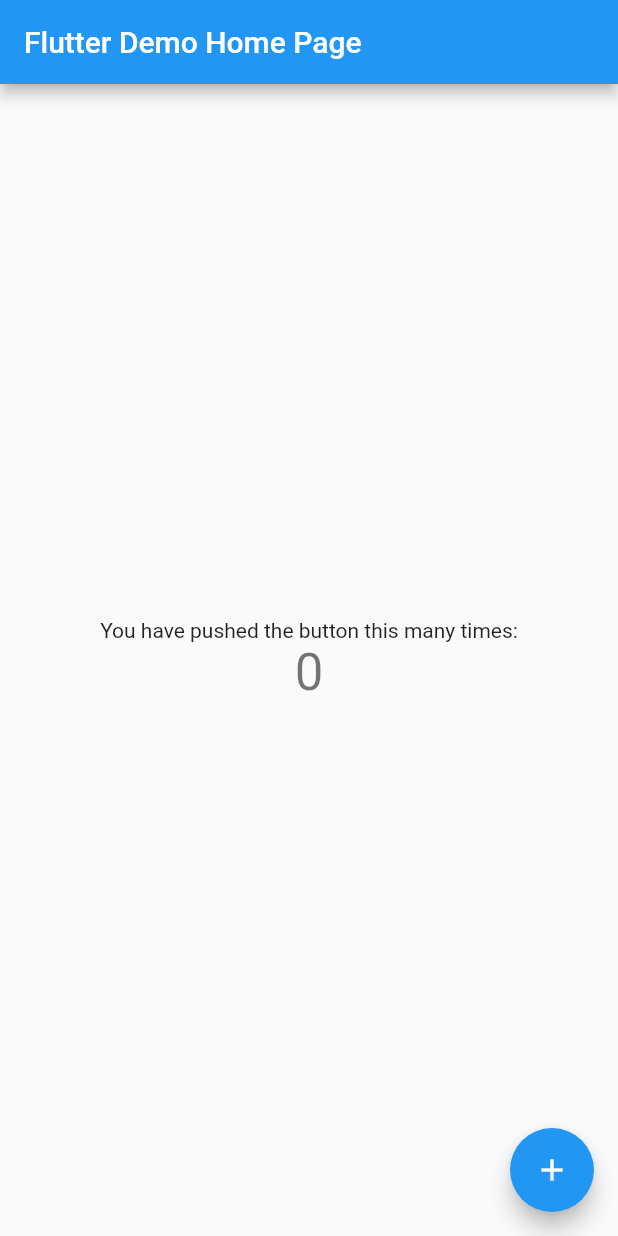
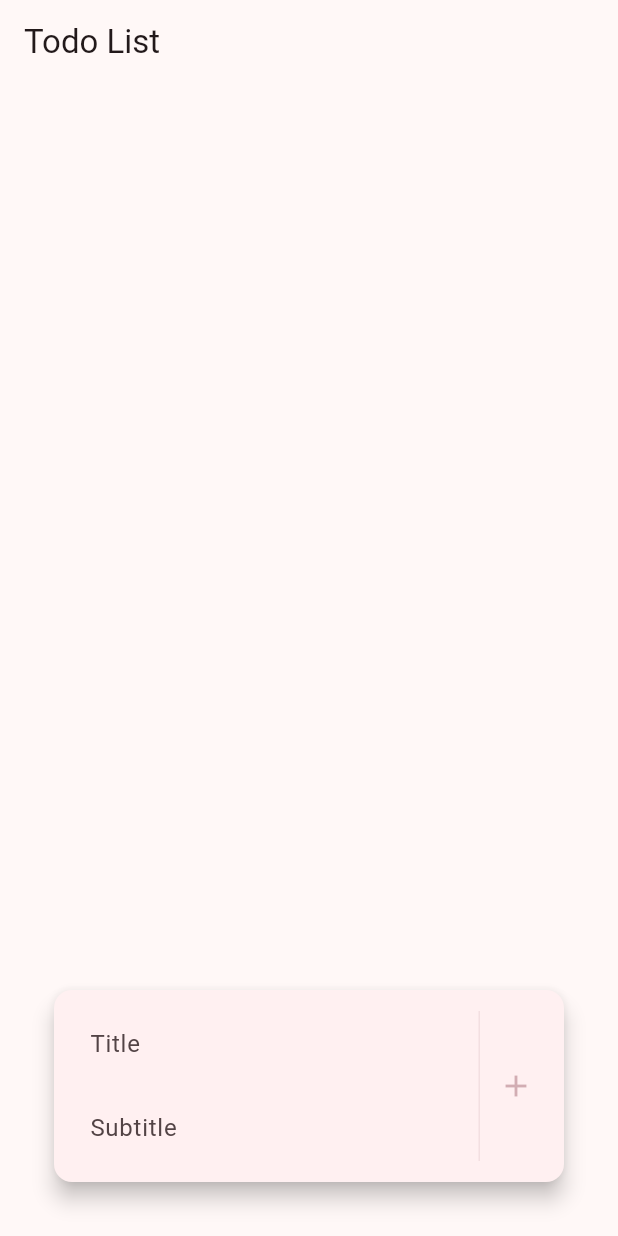
Before and after one commit to vgtle/flutter-todo-architecture, a Flutter app: the screen it shows after launch, on a phone screen of 412 x 824 dp. Run offline on Flutter 3.47's test engine with Material 2 defaults, Android fonts, the light colour scheme and no system bars; our stand-ins replace shared_preferences.

Commit message:
First version

```diff
--- a/lib/main.dart
+++ b/lib/main.dart
@@ -1,115 +1,313 @@
+import 'dart:convert';
+
 import 'package:flutter/material.dart';
+import 'package:shared_preferences/shared_preferences.dart';
+import 'package:uuid/uuid.dart';
 
 void main() {
   runApp(const MyApp());
 }
 
+/// {@template my_app}
+/// This is the main application widget.
+/// {@endtemplate}
 class MyApp extends StatelessWidget {
+  /// {@macro my_app}
   const MyApp({super.key});
 
-  // This widget is the root of your application.
   @override
   Widget build(BuildContext context) {
     return MaterialApp(
-      title: 'Flutter Demo',
+      title: 'Todo List',
       theme: ThemeData(
-        // This is the theme of your application.
-        //
-        // Try running your application with "flutter run". You'll see the
-        // application has a blue toolbar. Then, without quitting the app, try
-        // changing the primarySwatch below to Colors.green and then invoke
-        // "hot reload" (press "r" in the console where you ran "flutter run",
-        // or simply save your changes to "hot reload" in a Flutter IDE).
-        // Notice that the counter didn't reset back to zero; the application
-        // is not restarted.
-        primarySwatch: Colors.blue,
+        useMaterial3: true,
+        colorSchemeSeed: Colors.pink,
       ),
-      home: const MyHomePage(title: 'Flutter Demo Home Page'),
+      home: const TodoListPage(),
     );
   }
 }
 
-class MyHomePage extends StatefulWidget {
-  const MyHomePage({super.key, required this.title});
-
-  // This widget is the home page of your application. It is stateful, meaning
-  // that it has a State object (defined below) that contains fields that affect
-  // how it looks.
-
-  // This class is the configuration for the state. It holds the values (in this
-  // case the title) provided by the parent (in this case the App widget) and
-  // used by the build method of the State. Fields in a Widget subclass are
-  // always marked "final".
-
-  final String title;
+/// {@template todo_list_page}
+/// A page that shows a list of todos.
+/// {@endtemplate}
+class TodoListPage extends StatefulWidget {
+  /// {@macro todo_list_page}
+  const TodoListPage({super.key});
 
   @override
-  State<MyHomePage> createState() => _MyHomePageState();
+  State<TodoListPage> createState() => _TodoListPageState();
 }
 
-class _MyHomePageState extends State<MyHomePage> {
-  int _counter = 0;
+class _TodoListPageState extends State<TodoListPage> {
+  static const _todosKey = 'todos';
+  late final SharedPreferences prefs;
+  late final List<TodoItem> todos;
+  bool isInitializing = true;
+  final TextEditingController _controllerTitle = TextEditingController();
+  final TextEditingController _controllerSubtitle = TextEditingController();
 
-  void _incrementCounter() {
-    setState(() {
-      // This call to setState tells the Flutter framework that something has
-      // changed in this State, which causes it to rerun the build method below
-      // so that the display can reflect the updated values. If we changed
-      // _counter without calling setState(), then the build method would not be
-      // called again, and so nothing would appear to happen.
-      _counter++;
+  @override
+  void initState() {
+    super.initState();
+    SharedPreferences.getInstance().then((value) async {
+      prefs = value;
+      final savedTodos = value.getStringList(_todosKey);
+      await Future<void>.delayed(const Duration(seconds: 1));
+
+      setState(() {
+        todos = savedTodos
+                ?.map(
+                  (e) => TodoItem.fromJson(
+                    jsonDecode(e) as Map<String, dynamic>,
+                  ),
+                )
+                .toList() ??
+            [];
+        isInitializing = false;
+      });
+      _controllerSubtitle.addListener(() {
+        setState(() {});
+      });
+      _controllerTitle.addListener(() {
+        setState(() {});
+      });
     });
   }
 
   @override
+  void dispose() {
+    _controllerSubtitle.dispose();
+    _controllerTitle.dispose();
+    super.dispose();
+  }
+
+  @override
   Widget build(BuildContext context) {
-    // This method is rerun every time setState is called, for instance as done
-    // by the _incrementCounter method above.
-    //
-    // The Flutter framework has been optimized to make rerunning build methods
-    // fast, so that you can just rebuild anything that needs updating rather
-    // than having to individually change instances of widgets.
     return Scaffold(
       appBar: AppBar(
-        // Here we take the value from the MyHomePage object that was created by
-        // the App.build method, and use it to set our appbar title.
-        title: Text(widget.title),
+        title: const Text('Todo List'),
       ),
-      body: Center(
-        // Center is a layout widget. It takes a single child and positions it
-        // in the middle of the parent.
-        child: Column(
-          // Column is also a layout widget. It takes a list of children and
-          // arranges them vertically. By default, it sizes itself to fit its
-          // children horizontally, and tries to be as tall as its parent.
-          //
-          // Invoke "debug painting" (press "p" in the console, choose the
-          // "Toggle Debug Paint" action from the Flutter Inspector in Android
-          // Studio, or the "Toggle Debug Paint" command in Visual Studio Code)
-          // to see the wireframe for each widget.
-          //
-          // Column has various properties to control how it sizes itself and
-          // how it positions its children. Here we use mainAxisAlignment to
-          // center the children vertically; the main axis here is the vertical
-          // axis because Columns are vertical (the cross axis would be
-          // horizontal).
-          mainAxisAlignment: MainAxisAlignment.center,
-          children: <Widget>[
-            const Text(
-              'You have pushed the button this many times:',
-            ),
-            Text(
-              '$_counter',
-              style: Theme.of(context).textTheme.headlineMedium,
+      body: Builder(
+        builder: (context) {
+          if (isInitializing) {
+            return const Center(
+              child: CircularProgressIndicator(),
+            );
+          }
+          return Stack(
+            children: [
+              ListView.builder(
+                padding: const EdgeInsets.all(16),
+                itemCount: todos.length,
+                itemBuilder: (context, index) {
+                  final todo = todos[index];
+                  return TodoListItem(
+                    key: ValueKey(todo.id),
+                    title: Text(todo.title),
+                    subtitle: Text(todo.subtitle),
+                    onChecked: () => setState(() {
+                      removeTodoAtIndex(index);
+                    }),
+                  );
+                },
+              ),
+              Positioned(
+                bottom: 0,
+                left: 0,
+                right: 0,
+                child: Card(
+                  elevation: 6,
+                  margin: const EdgeInsets.all(36),
+                  child: Padding(
+                    padding: const EdgeInsets.all(8),
+                    child: Row(
+                      children: [
+                        Expanded(
+                          child: Column(
+                            children: [
+                              TextFormField(
+                                controller: _controllerTitle,
+                                decoration: const InputDecoration(
+                                  border: InputBorder.none,
+                                  contentPadding: EdgeInsets.all(16),
+                                  hintText: 'Title',
+                                ),
+                                onFieldSubmitted: (value) {
+                                  addTodo();
+                                },
+                              ),
+                              TextFormField(
+                                controller: _controllerSubtitle,
+                                decoration: const InputDecoration(
+                                  border: InputBorder.none,
+                                  contentPadding: EdgeInsets.all(16),
+                                  hintText: 'Subtitle',
+                                ),
+                                onFieldSubmitted: (value) {
+                                  addTodo();
+                                },
+                              ),
+                            ],
+                          ),
+                        ),
+                        Container(
+                          height: 100,
+                          width: 1,
+                          color: Theme.of(context)
+                              .colorScheme
+                              .primary
+                              .withOpacity(0.1),
+                        ),
+                        IconButton(
+                          icon: Icon(
+                            Icons.add,
+                            color: _controllerSubtitle.text.isEmpty ||
+                                    _controllerTitle.text.isEmpty
+                                ? Theme.of(context)
+                                    .colorScheme
+                                    .primary
+                                    .withOpacity(0.4)
+                                : Theme.of(context).colorScheme.primary,
+                          ),
+                          onPressed: _controllerSubtitle.text.isEmpty ||
+                                  _controllerTitle.text.isEmpty
+                              ? null
+                              : addTodo,
+                        ),
+                      ],
+                    ),
+                  ),
+                ),
+              ),
+            ],
+          );
+        },
+      ),
+    );
+  }
+
+  void addTodo() {
+    setState(() {
+      todos.add(
+        TodoItem(
+          title: _controllerTitle.text,
+          subtitle: _controllerSubtitle.text,
+        ),
+      );
+      prefs.setStringList(_todosKey, todos.map(jsonEncode).toList());
+      _controllerTitle.clear();
+      _controllerSubtitle.clear();
+    });
+  }
+
+  void removeTodoAtIndex(int index) {
+    todos.removeAt(index);
+
+    prefs.setStringList(_todosKey, todos.map(jsonEncode).toList());
+  }
+}
+
+/// {@template todo_list_item}
+/// A list item that shows a todo_item.
+/// {@endtemplate}
+class TodoListItem extends StatefulWidget {
+  /// {@macro todo_list_item}
+  const TodoListItem({
+    required this.title,
+    required this.subtitle,
+    super.key,
+    this.onChecked,
+  });
+
+  /// The title of the todo_item.
+  final Widget title;
+
+  /// The subtitle of the todo_item.
+  final Widget subtitle;
+
+  /// Called when the todo_item is checked.
+  final VoidCallback? onChecked;
+
+  @override
+  State<TodoListItem> createState() => _TodoListItemState();
+}
+
+class _TodoListItemState extends State<TodoListItem> {
+  late var _checked = false;
+
+  @override
+  Widget build(BuildContext context) {
+    return Card(
+      margin: const EdgeInsets.symmetric(vertical: 8),
+      child: ListTile(
+        title: widget.title,
+        subtitle: widget.subtitle,
+        trailing: Row(
+          mainAxisSize: MainAxisSize.min,
+          children: [
+            Checkbox(
+              value: _checked,
+              onChanged: (_) {
+                widget.onChecked?.call();
+                setState(() {
+                  _checked = true;
+                });
+              },
             ),
           ],
         ),
       ),
-      floatingActionButton: FloatingActionButton(
-        onPressed: _incrementCounter,
-        tooltip: 'Increment',
-        child: const Icon(Icons.add),
-      ), // This trailing comma makes auto-formatting nicer for build methods.
     );
   }
 }
+
+/// {@template todo_item}
+/// A todo_item.
+/// {@endtemplate}
+class TodoItem {
+  /// {@macro todo_item}
+  factory TodoItem({
+    required String title,
+    required String subtitle,
+  }) {
+    return TodoItem._(
+      title: title,
+      subtitle: subtitle,
+      id: const Uuid().v4(),
+    );
+  }
+
+  /// Returns a todo_item from a json map.
+  factory TodoItem.fromJson(Map<String, dynamic> json) {
+    return TodoItem._(
+      title: json['title'] as String,
+      subtitle: json['subtitle'] as String,
+      id: json['id'] as String,
+    );
+  }
+
+  TodoItem._({
+    required this.title,
+    required this.subtitle,
+    required this.id,
+  });
+
+  /// The id of the todo_item.
+  late final String id;
+
+  /// The title of the todo_item.
+  final String title;
+
+  /// The subtitle of the todo_item.
+  final String subtitle;
+
+  /// Returns a json map from the todo_item.
+  Map<String, dynamic> toJson() {
+    return {
+      'id': id,
+      'title': title,
+      'subtitle': subtitle,
+    };
+  }
+}
--- a/pubspec.yaml
+++ b/pubspec.yaml
@@ -35,6 +35,8 @@
   # The following adds the Cupertino Icons font to your application.
   # Use with the CupertinoIcons class for iOS style icons.
   cupertino_icons: ^1.0.2
+  shared_preferences: ^2.1.1
+  uuid: ^3.0.7
 
 dev_dependencies:
   flutter_test:
@@ -46,6 +48,7 @@
   # package. See that file for information about deactivating specific lint
   # rules and activating additional ones.
   flutter_lints: ^2.0.0
+  very_good_analysis: ^4.0.0+1
 
 # For information on the generic Dart part of this file, see the
 # following page: https://dart.dev/tools/pub/pubspec
```
Also changed, not shown: analysis_options.yaml (+1 -11 lines), pubspec.lock, 11 other files.
